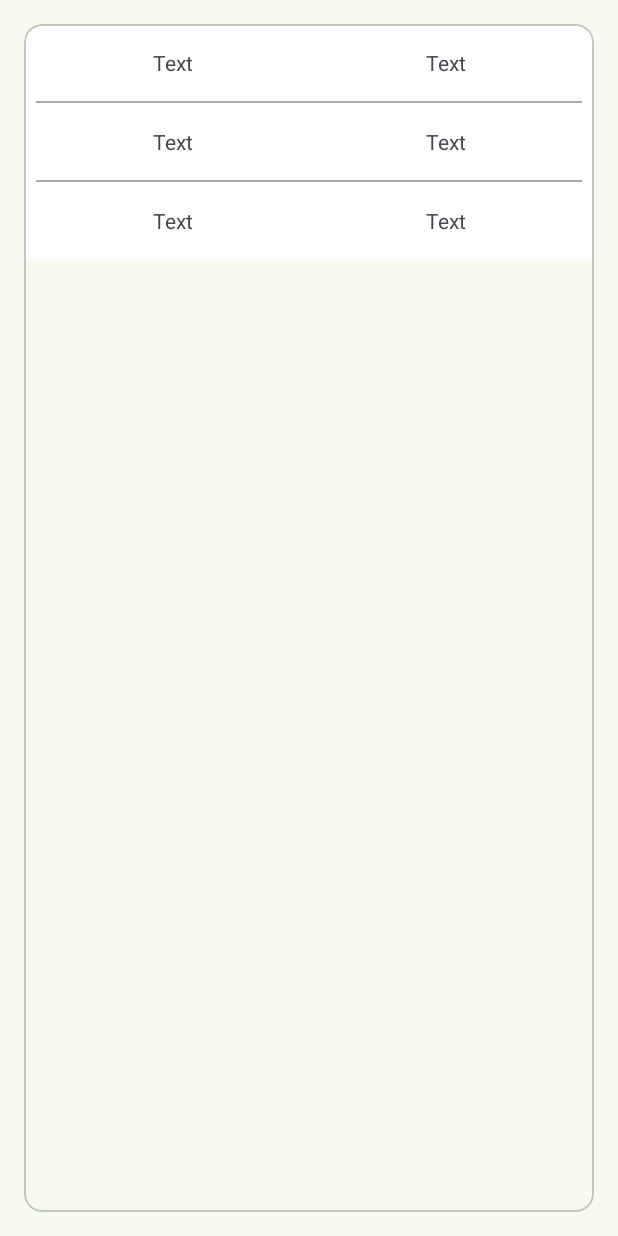
After one commit to j00boy/ORM, an Android app: the fragment TextTableFragment shown on its own in the app's theme, on a phone screen of 412 x 824 dp. The commit adds this screen. Run offline under Robolectric (Android 15) with nearby library versions, the phone set to English and light mode, and no system bars.

Commit message:
feat : TextTable, GoogleMap

```diff
--- /dev/null
+++ b/ORM_Android/app/src/main/java/com/orm/ui/fragment/table/TextTableFragment.kt
@@ -0,0 +1,29 @@
+package com.orm.ui.fragment.table
+
+import android.os.Bundle
+import androidx.fragment.app.Fragment
+import android.view.LayoutInflater
+import android.view.View
+import android.view.ViewGroup
+import com.orm.databinding.FragmentTextTableBinding
+
+class TextTableFragment : Fragment() {
+    private var _binding: FragmentTextTableBinding? = null
+    private val binding get() = _binding!!
+
+    override fun onCreateView(
+        inflater: LayoutInflater, container: ViewGroup?,
+        savedInstanceState: Bundle?,
+    ): View {
+        _binding = FragmentTextTableBinding.inflate(inflater, container, false)
+        val root: View = binding.root
+
+        return root
+    }
+
+    override fun onDestroyView() {
+        super.onDestroyView()
+        _binding = null
+    }
+
+}
--- a/ORM_Android/app/src/main/res/layout/fragment_map.xml
+++ b/ORM_Android/app/src/main/res/layout/fragment_kakao_map.xml
@@ -3,7 +3,7 @@
     xmlns:tools="http://schemas.android.com/tools"
     android:layout_width="match_parent"
     android:layout_height="match_parent"
-    tools:context=".ui.fragment.map.MapFragment">
+    tools:context=".ui.fragment.map.KakaoMapFragment">
 
     <!-- TODO: Update blank fragment layout -->
 
--- a/ORM_Android/app/src/main/res/layout/fragment_notifications.xml
+++ b/ORM_Android/app/src/main/res/layout/fragment_notifications.xml
@@ -13,7 +13,7 @@
 
     <androidx.fragment.app.FragmentContainerView
         android:id="@+id/map_view_2"
-        android:name="com.orm.ui.fragment.map.MapFragment"
+        android:name="com.orm.ui.fragment.map.GoogleMapFragment"
         android:layout_width="match_parent"
         android:layout_height="match_parent" />
 
--- /dev/null
+++ b/ORM_Android/app/src/main/res/layout/fragment_text_table.xml
@@ -0,0 +1,96 @@
+<?xml version="1.0" encoding="utf-8"?>
+<FrameLayout xmlns:android="http://schemas.android.com/apk/res/android"
+    xmlns:tools="http://schemas.android.com/tools"
+    android:layout_width="match_parent"
+    android:layout_height="match_parent"
+    tools:context=".ui.fragment.table.TextTableFragment">
+
+    <!-- TODO: Update blank fragment layout -->
+    <com.google.android.material.card.MaterialCardView
+        android:layout_width="match_parent"
+        android:layout_height="match_parent"
+        android:layout_margin="16dp"
+        tools:context=".ui.fragment.TableFragment">
+
+        <TableLayout
+            android:id="@+id/tableLayout"
+            android:layout_width="match_parent"
+            android:layout_height="wrap_content"
+            android:background="@android:color/white"
+            android:padding="8dp"
+            android:stretchColumns="*">
+
+            <!-- 첫 번째 행 -->
+            <TableRow>
+
+                <com.google.android.material.textview.MaterialTextView
+                    android:layout_width="wrap_content"
+                    android:layout_height="wrap_content"
+                    android:gravity="center"
+                    android:padding="8dp"
+                    android:text="Text" />
+
+                <com.google.android.material.textview.MaterialTextView
+                    android:layout_width="wrap_content"
+                    android:layout_height="wrap_content"
+                    android:gravity="center"
+                    android:padding="8dp"
+                    android:text="Text" />
+            </TableRow>
+
+            <!-- 점선 -->
+            <View
+                android:layout_width="match_parent"
+                android:layout_height="1dp"
+                android:layout_marginTop="8dp"
+                android:layout_marginBottom="8dp"
+                android:background="@android:color/darker_gray"
+                android:layerType="software"/>
+
+            <!-- 두 번째 행 -->
+            <TableRow>
+
+                <com.google.android.material.textview.MaterialTextView
+                    android:layout_width="wrap_content"
+                    android:layout_height="wrap_content"
+                    android:gravity="center"
+                    android:padding="8dp"
+                    android:text="Text" />
+
+                <com.google.android.material.textview.MaterialTextView
+                    android:layout_width="wrap_content"
+                    android:layout_height="wrap_content"
+                    android:gravity="center"
+                    android:padding="8dp"
+                    android:text="Text" />
+            </TableRow>
+
+            <!-- 점선 -->
+            <View
+                android:layout_width="match_parent"
+                android:layout_height="1dp"
+                android:layout_marginTop="8dp"
+                android:layout_marginBottom="8dp"
+                android:background="@android:color/darker_gray"
+                android:layerType="software"/>
+
+            <!-- 세 번째 행 -->
+            <TableRow>
+
+                <com.google.android.material.textview.MaterialTextView
+                    android:layout_width="wrap_content"
+                    android:layout_height="wrap_content"
+                    android:gravity="center"
+                    android:padding="8dp"
+                    android:text="Text" />
+
+                <com.google.android.material.textview.MaterialTextView
+                    android:layout_width="wrap_content"
+                    android:layout_height="wrap_content"
+                    android:gravity="center"
+                    android:padding="8dp"
+                    android:text="Text" />
+            </TableRow>
+        </TableLayout>
+    </com.google.android.material.card.MaterialCardView>
+</FrameLayout>
--- a/ORM_Android/build.gradle.kts
+++ b/ORM_Android/build.gradle.kts
@@ -6,3 +6,8 @@ plugins {
     id("com.google.gms.google-services") version "4.4.2" apply false
     id("com.google.devtools.ksp") version "1.9.0-1.0.12" apply false
 }
+buildscript {
+    dependencies {
+        classpath("com.google.android.libraries.mapsplatform.secrets-gradle-plugin:secrets-gradle-plugin:2.0.1")
+    }
+}
--- a/ORM_Android/gradle/libs.versions.toml
+++ b/ORM_Android/gradle/libs.versions.toml
@@ -20,6 +20,7 @@ material = "1.12.0"
 activity = "1.9.0"
 constraintlayout = "2.1.4"
 okhttp = "3.14.9"
+playServicesMaps = "19.0.0"
 retrofit = "2.9.0"
 roomCompiler = "2.6.1"
 roomKtx = "2.6.1"
@@ -28,6 +29,7 @@ navigationUiKtx = "2.7.7"
 firebaseMessagingKtx = "24.0.0"
 v2User = "2.5.1"
 lifecycleViewmodelAndroid = "2.8.3"
+playServicesLocation = "21.3.0"
 
 [libraries]
 androidx-core-ktx = { group = "androidx.core", name = "core-ktx", version.ref = "coreKtx" }
@@ -56,12 +58,14 @@ material = { group = "com.google.android.material", name = "material", version.r
 androidx-activity = { group = "androidx.activity", name = "activity", version.ref = "activity" }
 androidx-constraintlayout = { group = "androidx.constraintlayout", name = "constraintlayout", version.ref = "constraintlayout" }
 okhttp = { module = "com.squareup.okhttp3:okhttp", version.ref = "okhttp" }
+play-services-maps = { module = "com.google.android.gms:play-services-maps", version.ref = "playServicesMaps" }
 retrofit = { module = "com.squareup.retrofit2:retrofit", version = "2.11.0" }
 androidx-navigation-fragment-ktx = { group = "androidx.navigation", name = "navigation-fragment-ktx", version.ref = "navigationFragmentKtx" }
 androidx-navigation-ui-ktx = { group = "androidx.navigation", name = "navigation-ui-ktx", version.ref = "navigationUiKtx" }
 firebase-messaging-ktx = { group = "com.google.firebase", name = "firebase-messaging-ktx", version.ref = "firebaseMessagingKtx" }
 v2-user = { module = "com.kakao.sdk:v2-user", version.ref = "v2User" }
 androidx-lifecycle-viewmodel-android = { group = "androidx.lifecycle", name = "lifecycle-viewmodel-android", version.ref = "lifecycleViewmodelAndroid" }
+play-services-location = { group = "com.google.android.gms", name = "play-services-location", version.ref = "playServicesLocation" }
 
 [plugins]
 android-application = { id = "com.android.application", version.ref = "agp" }
```
Also changed, not shown: ORM_Android/app/build.gradle.kts (+7 -1 lines), ORM_Android/app/src/main/AndroidManifest.xml (+10 -2 lines), ORM_Android/app/src/main/java/com/orm/ui/fragment/map/GoogleMapFragment.kt (added, +69 -0 lines), ORM_Android/app/src/main/java/com/orm/ui/fragment/map/KakaoMapFragment.kt (renamed from ORM_Android/app/src/main/java/com/orm/ui/fragment/map/MapFragment.kt, +4 -5 lines), ORM_Android/app/src/main/res/layout/fragment_google_map.xml (added, +19 -0 lines).
